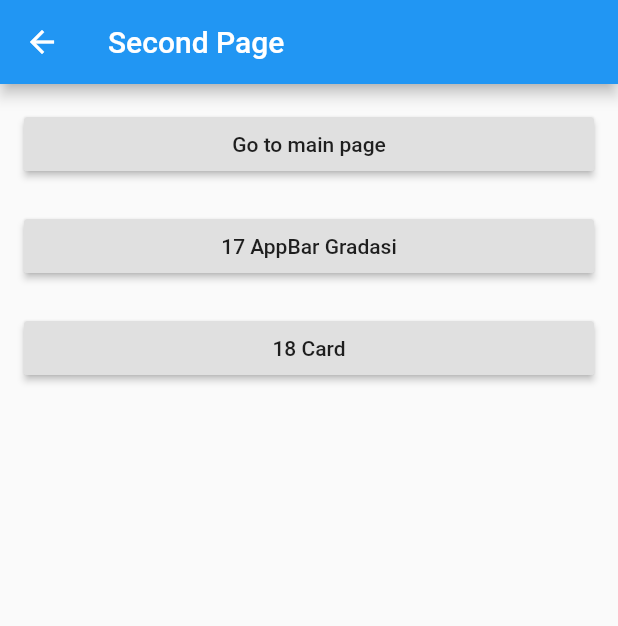
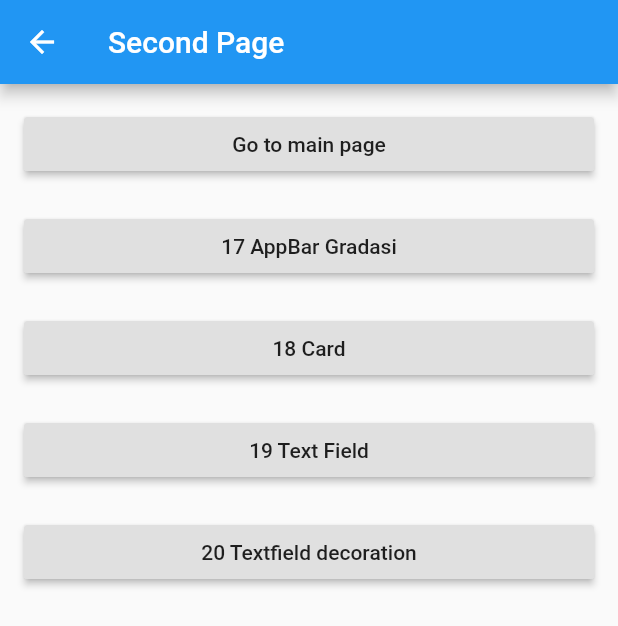
Before and after one commit to rizan1998/flutter_dasar, a Flutter app: the SecondPage screen opened directly, on a phone screen of 412 x 824 dp. Shown: the top 626 px of the screen. Run offline on Flutter 3.47's test engine with Material 2 defaults, Android fonts, the phone set to English and light mode, and no system bars.

Commit message:
menyelsaikan tutorial 19 dan 20 tentang textfield dan bagaimana cara decorationnya

```diff
--- a/lib/second_page.dart
+++ b/lib/second_page.dart
@@ -4,6 +4,8 @@ import 'package:navigation_example/second_page.dart';
 
 import 'package:navigation_example/17app_bar_gradasi.dart';
 import 'package:navigation_example/18card.dart';
+import 'package:navigation_example/19TextField.dart';
+import 'package:navigation_example/20TextDecoration.dart';
 
 class SecondPage extends StatelessWidget {
   @override
@@ -24,9 +26,29 @@ class SecondPage extends StatelessWidget {
               },
             ),
             SizedBox(height: 20), // Menambahkan jarak antara tombol
-            butttonPage(context, '17 AppBar Gradasi', AppBarGradasi()),
+            butttonPage(
+              context,
+              '17 AppBar Gradasi',
+              AppBarGradasi(),
+            ),
             SizedBox(height: 20), // Menambahkan jarak antara tombol
-            butttonPage(context, '18 Card', CardPage()),
+            butttonPage(
+              context,
+              '18 Card',
+              CardPage(),
+            ),
+            SizedBox(height: 20), // Menambahkan jarak antara tombol
+            butttonPage(
+              context,
+              '19 Text Field',
+              TextFieldPage(),
+            ),
+            SizedBox(height: 20), // Menambahkan jarak antara tombol
+            butttonPage(
+              context,
+              '20 Textfield decoration',
+              TextFieldPageDecoration(),
+            ),
           ],
         ),
       ),
```
Also changed, not shown: lib/19TextField.dart (added, +38 -0 lines), lib/20TextDecoration.dart (added, +58 -0 lines).
